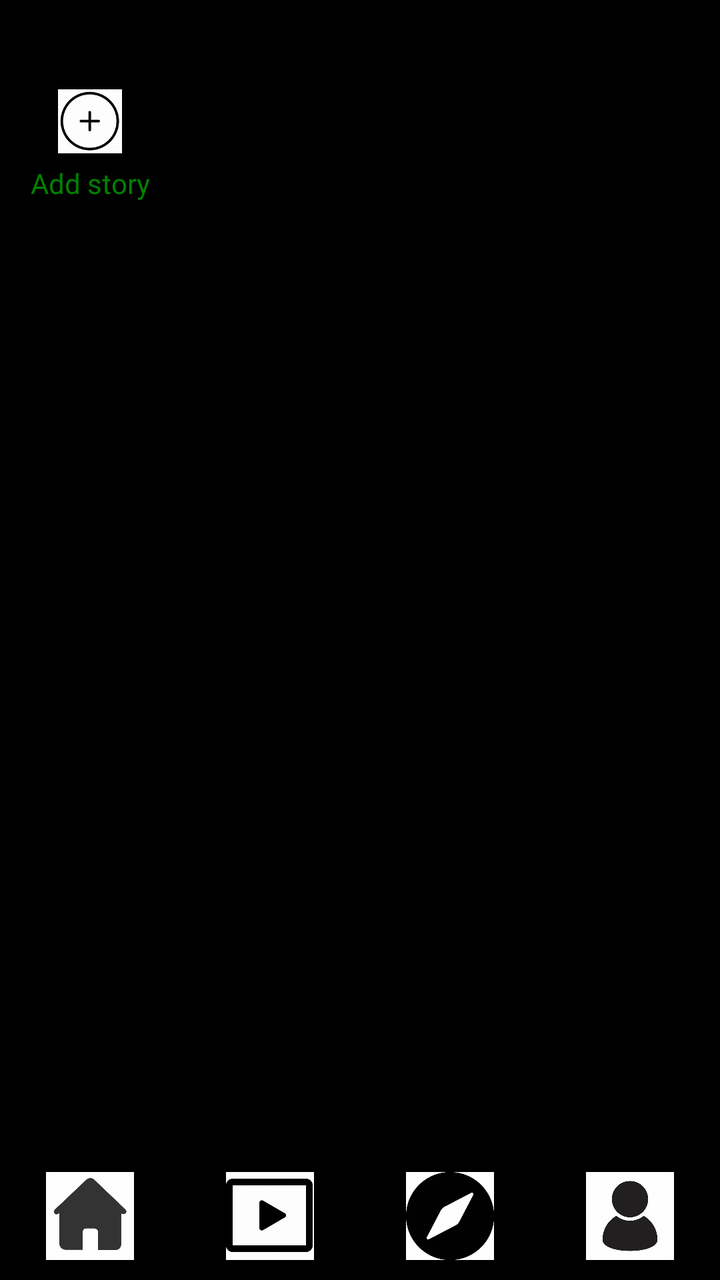
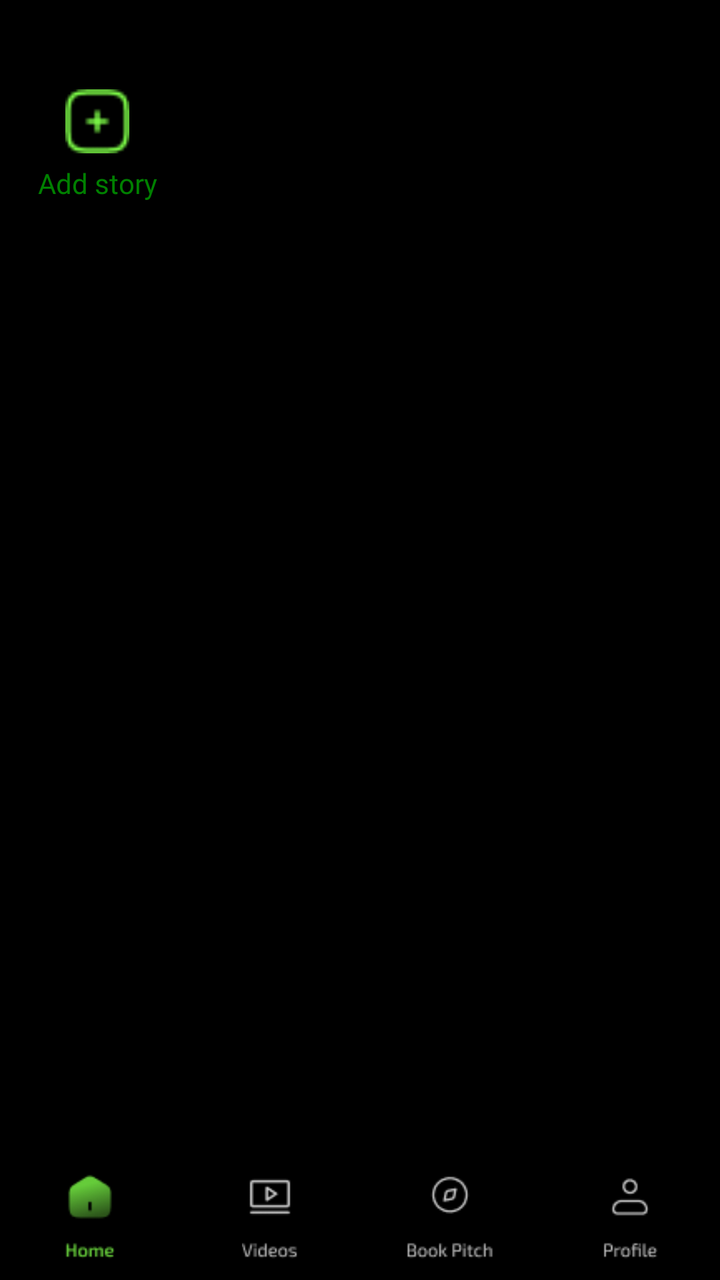

Compare the two renders of this Android layout. The source of the first and the diff that turns it into the second are given below.
<!-- AndroidManifest.xml: application theme Theme.Pruvve -->
<!-- res/layout/activity_home_page.xml -->
<?xml version="1.0" encoding="utf-8"?>
<androidx.constraintlayout.widget.ConstraintLayout xmlns:android="http://schemas.android.com/apk/res/android"
    xmlns:app="http://schemas.android.com/apk/res-auto"
    xmlns:tools="http://schemas.android.com/tools"
    android:layout_width="match_parent"
    android:layout_height="match_parent"
    android:background="@color/black"
    tools:context=".HomePage">

    <ImageView
        android:id="@+id/homePageButton"
        android:layout_width="0dp"
        android:layout_height="0dp"
        android:padding="10dp"
        android:src="@drawable/home_buttotn_icon"
        app:layout_constraintBottom_toBottomOf="parent"
        app:layout_constraintEnd_toStartOf="@+id/videoPageButton"
        app:layout_constraintHorizontal_bias="0.5"
        app:layout_constraintStart_toStartOf="parent"
        app:layout_constraintTop_toTopOf="@+id/guideline4" />

    <ImageView
        android:id="@+id/videoPageButton"
        android:layout_width="0dp"
        android:layout_height="0dp"
        android:padding="10dp"
        android:src="@drawable/video_icon"
        app:layout_constraintBottom_toBottomOf="parent"
        app:layout_constraintEnd_toStartOf="@+id/bookPitchButton"
        app:layout_constraintHorizontal_bias="0.5"
        app:layout_constraintStart_toEndOf="@+id/homePageButton"
        app:layout_constraintTop_toTopOf="@+id/guideline4" />

    <ImageView
        android:id="@+id/bookPitchButton"
        android:layout_width="0dp"
        android:layout_height="0dp"
        android:padding="10dp"
        android:src="@drawable/book_pitch_icon"
        app:layout_constraintBottom_toBottomOf="parent"
        app:layout_constraintEnd_toStartOf="@+id/profileButton"
        app:layout_constraintHorizontal_bias="0.5"
        app:layout_constraintStart_toEndOf="@+id/videoPageButton"
        app:layout_constraintTop_toTopOf="@+id/guideline4" />

    <ImageView
        android:id="@+id/profileButton"
        android:layout_width="0dp"
        android:layout_height="0dp"
        android:padding="10dp"
        android:src="@drawable/profile_icon"
        app:layout_constraintBottom_toBottomOf="parent"
        app:layout_constraintEnd_toEndOf="parent"
        app:layout_constraintHorizontal_bias="0.5"
        app:layout_constraintStart_toEndOf="@+id/bookPitchButton"
        app:layout_constraintTop_toTopOf="@+id/guideline4" />

    <TextView
        android:id="@+id/textView3"
        android:layout_width="0dp"
        android:layout_height="0dp"
        android:background="@drawable/add_story_background"
        android:fontFamily="@font/my_poppins"
        android:gravity="center"
        android:text="\n\n\nAdd story"
        android:textColor="@color/green"
        android:textSize="14sp"
        app:layout_constraintBottom_toTopOf="@+id/guideline23"
        app:layout_constraintEnd_toStartOf="@+id/guideline6"
        app:layout_constraintStart_toStartOf="parent"
        app:layout_constraintTop_toTopOf="@+id/guideline7"
        tools:ignore="HardcodedText,SmallSp" />

    <ImageView
        android:layout_width="0dp"
        android:layout_height="0dp"
        android:src="@drawable/add_story_button"
        app:layout_constraintBottom_toTopOf="@+id/guideline25"
        app:layout_constraintEnd_toStartOf="@+id/guideline6"
        app:layout_constraintStart_toStartOf="parent"
        app:layout_constraintTop_toTopOf="@+id/guideline24" />

    <androidx.constraintlayout.widget.Guideline
        android:id="@+id/guideline4"
        android:layout_width="wrap_content"
        android:layout_height="wrap_content"
        android:orientation="horizontal"
        app:layout_constraintGuide_percent="0.9" />

    <androidx.constraintlayout.widget.Guideline
        android:id="@+id/guideline6"
        android:layout_width="wrap_content"
        android:layout_height="wrap_content"
        android:orientation="vertical"
        app:layout_constraintGuide_percent="0.25" />

    <androidx.constraintlayout.widget.Guideline
        android:id="@+id/guideline7"
        android:layout_width="wrap_content"
        android:layout_height="wrap_content"
        android:orientation="horizontal"
        app:layout_constraintGuide_percent="0.05" />

    <androidx.constraintlayout.widget.Guideline
        android:id="@+id/guideline23"
        android:layout_width="wrap_content"
        android:layout_height="wrap_content"
        android:orientation="horizontal"
        app:layout_constraintGuide_percent="0.16" />

    <androidx.constraintlayout.widget.Guideline
        android:id="@+id/guideline24"
        android:layout_width="wrap_content"
        android:layout_height="wrap_content"
        android:orientation="horizontal"
        app:layout_constraintGuide_percent="0.07" />

    <androidx.constraintlayout.widget.Guideline
        android:id="@+id/guideline25"
        android:layout_width="wrap_content"
        android:layout_height="wrap_content"
        android:orientation="horizontal"
        app:layout_constraintGuide_percent="0.12" />

</androidx.constraintlayout.widget.ConstraintLayout>
<!-- resources referenced by this layout -->
<resources>
  <color name="black">#FF000000</color>
  <color name="green">#008000</color>
  <!-- drawable add_story_background (drawable) -->
  <?xml version="1.0" encoding="utf-8"?>
  <shape xmlns:android="http://schemas.android.com/apk/res/android"
      android:shape="rectangle">
      <corners android:topRightRadius="15dp"
          android:bottomRightRadius="15dp"/>
      <solid android:color="@color/black"/>
  </shape>
  <!-- drawable add_story_button: jpg bitmap (drawable, 5738 bytes) -->
  <!-- drawable book_pitch_icon: jpg bitmap (drawable, 11465 bytes) -->
  <!-- drawable home_buttotn_icon: jpg bitmap (drawable, 8075 bytes) -->
  <!-- drawable profile_icon: jpg bitmap (drawable, 8713 bytes) -->
  <!-- drawable video_icon: jpg bitmap (drawable, 6226 bytes) -->
  <style name="Theme.Pruvve" parent="Base.Theme.Pruvve" />
  <style name="Base.Theme.Pruvve" parent="Theme.AppCompat.Light.NoActionBar">
          
          
      </style>
</resources>

<!-- the commit's change to res/layout/activity_home_page.xml (unified diff, before → after) -->
@@ -12,7 +12,7 @@
         android:layout_width="0dp"
         android:layout_height="0dp"
         android:padding="10dp"
-        android:src="@drawable/home_buttotn_icon"
+        android:src="@drawable/home_button"
         app:layout_constraintBottom_toBottomOf="parent"
         app:layout_constraintEnd_toStartOf="@+id/videoPageButton"
         app:layout_constraintHorizontal_bias="0.5"
@@ -55,6 +55,7 @@
         app:layout_constraintStart_toEndOf="@+id/bookPitchButton"
         app:layout_constraintTop_toTopOf="@+id/guideline4" />
 
+
     <TextView
         android:id="@+id/textView3"
         android:layout_width="0dp"
@@ -92,7 +93,7 @@
         android:layout_width="wrap_content"
         android:layout_height="wrap_content"
         android:orientation="vertical"
-        app:layout_constraintGuide_percent="0.25" />
+        app:layout_constraintGuide_percent="0.27" />
 
     <androidx.constraintlayout.widget.Guideline
         android:id="@+id/guideline7"
<!-- resource entries referenced after the edit -->
@@ -10,11 +10,11 @@
           android:bottomRightRadius="15dp"/>
       <solid android:color="@color/black"/>
   </shape>
-  <!-- drawable add_story_button: jpg bitmap (drawable, 5738 bytes) -->
-  <!-- drawable book_pitch_icon: jpg bitmap (drawable, 11465 bytes) -->
-  <!-- drawable home_buttotn_icon: jpg bitmap (drawable, 8075 bytes) -->
-  <!-- drawable profile_icon: jpg bitmap (drawable, 8713 bytes) -->
-  <!-- drawable video_icon: jpg bitmap (drawable, 6226 bytes) -->
+  <!-- drawable add_story_button: png bitmap (drawable, 574 bytes) -->
+  <!-- drawable book_pitch_icon: png bitmap (drawable, 1027 bytes) -->
+  <!-- drawable home_button: png bitmap (drawable, 1654 bytes) -->
+  <!-- drawable profile_icon: png bitmap (drawable, 718 bytes) -->
+  <!-- drawable video_icon: png bitmap (drawable, 730 bytes) -->
   <style name="Theme.Pruvve" parent="Base.Theme.Pruvve" />
   <style name="Base.Theme.Pruvve" parent="Theme.AppCompat.Light.NoActionBar">
           
